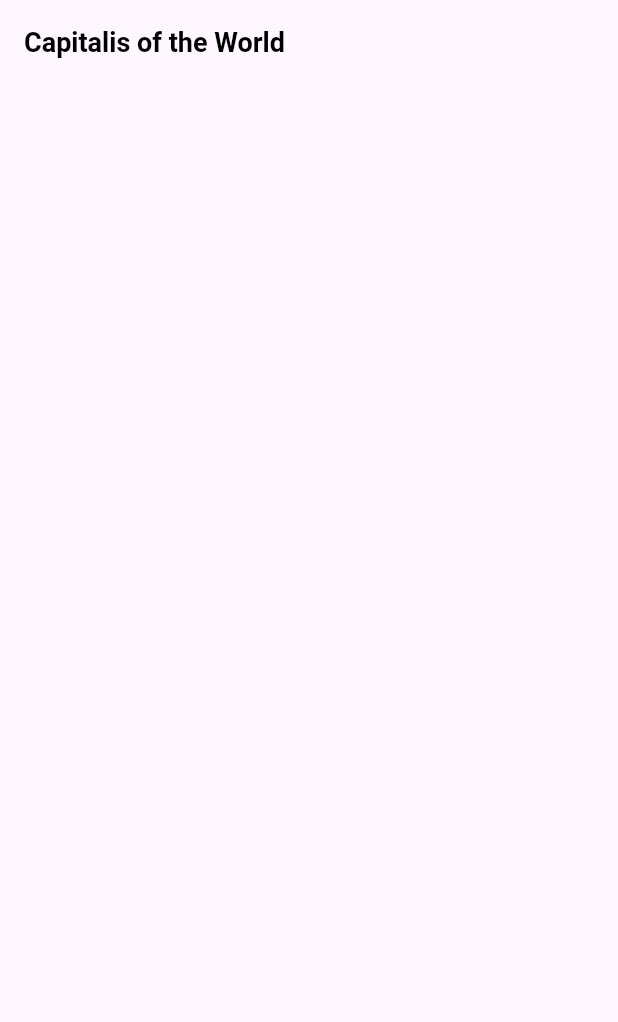
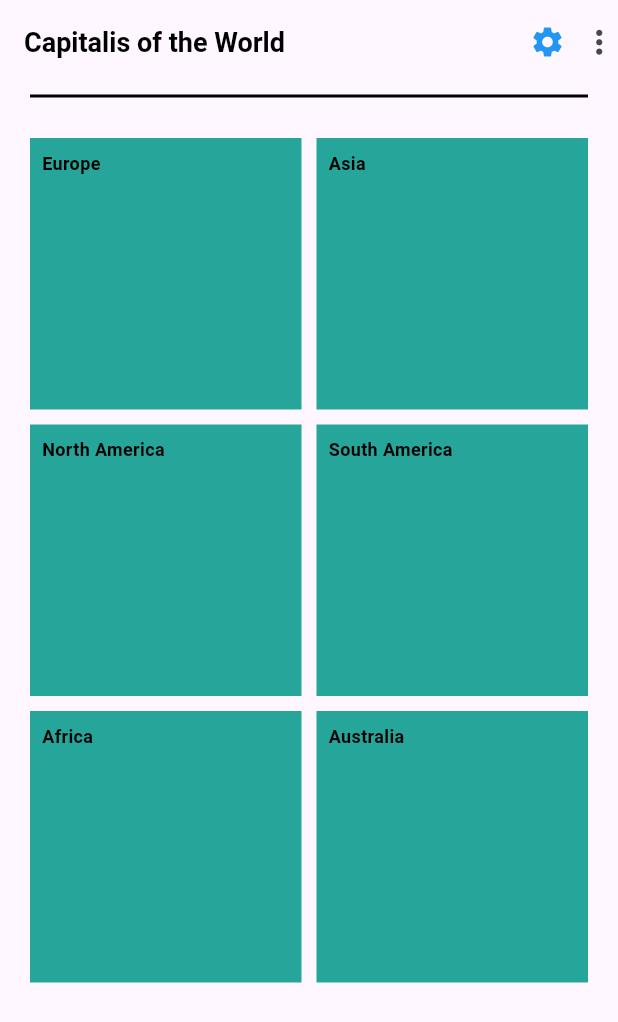
Before and after one commit to AibekArstanbekov/flutter_countries_continents_capitals, a Flutter app: the screen it shows after launch, on a phone screen of 412 x 824 dp. Shown: the top 1022 px of the screen. Run offline on Flutter 3.47's test engine with Material 3 defaults, Android fonts, the phone set to English and light mode, and no system bars.

Commit message:
Улантуу: континенттерди коштум

```diff
--- a/lib/continents.dart
+++ /dev/null
@@ -1,18 +0,0 @@
-// ignore: file_names
-
-import 'package:flutter/material.dart';
-import 'package:flutter_countries_app/fuetures/app_text.dart';
-
-class MyHomePage extends StatelessWidget {
-  const MyHomePage({super.key});
-
-  @override
-  Widget build(BuildContext context) {
-    return Scaffold(
-      appBar: AppBar(
-        title: appText.header('Capitalis of the World'),
-        centerTitle: false,
-      ),
-    );
-  }
-}
--- /dev/null
+++ b/lib/fuetures/app_texts.dart
@@ -0,0 +1,5 @@
+class AppTexts {
+  final titleText = ("Capitalis of the World");
+}
+
+final AppTexts appTexts = AppTexts();
--- /dev/null
+++ b/lib/fuetures/model.dart
@@ -0,0 +1,28 @@
+class Model {
+  Model({required this.text});
+  final String text;
+}
+
+class ContinentModel extends Model {
+  ContinentModel({required super.text});
+}
+
+class CountriesModel extends Model {
+  CountriesModel({required super.text});
+}
+
+ContinentModel object1 = ContinentModel(text: 'Europe');
+ContinentModel object2 = ContinentModel(text: 'Asia');
+ContinentModel object3 = ContinentModel(text: 'North America');
+ContinentModel object4 = ContinentModel(text: 'South America');
+ContinentModel object5 = ContinentModel(text: 'Africa');
+ContinentModel object6 = ContinentModel(text: 'Australia');
+
+List<ContinentModel> continentsList = [
+  object1,
+  object2,
+  object3,
+  object4,
+  object5,
+  object6,
+];
--- /dev/null
+++ b/lib/fuetures/widgets/line_divider.dart
@@ -0,0 +1,15 @@
+import 'package:flutter/material.dart';
+
+class LineDivider extends StatelessWidget {
+  const LineDivider({super.key});
+
+  @override
+  Widget build(BuildContext context) {
+    return Divider(
+      color: Colors.black,
+      indent: 20,
+      endIndent: 20,
+      thickness: 2,
+    );
+  }
+}
--- a/lib/main.dart
+++ b/lib/main.dart
@@ -1,5 +1,5 @@
 import 'package:flutter/material.dart';
-import 'package:flutter_countries_app/Continents.dart';
+import 'package:flutter_countries_app/my_home_page.dart';
 
 void main() {
   runApp(const MyApp());
--- /dev/null
+++ b/lib/my_home_page.dart
@@ -0,0 +1,60 @@
+import 'package:flutter/material.dart';
+import 'package:flutter_countries_app/fuetures/app_text.dart';
+import 'package:flutter_countries_app/fuetures/app_texts.dart';
+import 'package:flutter_countries_app/fuetures/model.dart';
+import 'package:flutter_countries_app/fuetures/widgets/line_divider.dart';
+
+class MyHomePage extends StatelessWidget {
+  const MyHomePage({super.key});
+
+  @override
+  Widget build(BuildContext context) {
+    return Scaffold(
+      appBar: myAppBar(),
+      body: Column(
+        children: [
+          LineDivider(),
+          Expanded(
+            child: GridView.count(
+              primary: false,
+              padding: const EdgeInsets.all(20),
+              crossAxisSpacing: 10,
+              mainAxisSpacing: 10,
+              crossAxisCount: 2,
+              children: List.generate(6, (index) {
+                final continent = continentsList[index];
+                return CardWidget(continent.text);
+              }),
+            ),
+          ),
+        ],
+      ),
+    );
+  }
+
+  AppBar myAppBar() {
+    return AppBar(
+      title: appText.header(appTexts.titleText),
+      centerTitle: false,
+      actions: [
+        Icon(Icons.settings, color: Colors.blue),
+        SizedBox(width: 10),
+        Icon(Icons.more_vert, size: 25),
+      ],
+    );
+  }
+}
+
+class CardWidget extends StatelessWidget {
+  const CardWidget(this.text, {super.key});
+  final String text;
+
+  @override
+  Widget build(BuildContext context) {
+    return Container(
+      padding: const EdgeInsets.all(8),
+      color: Colors.teal[400],
+      child: appText.title(text),
+    );
+  }
+}
```
